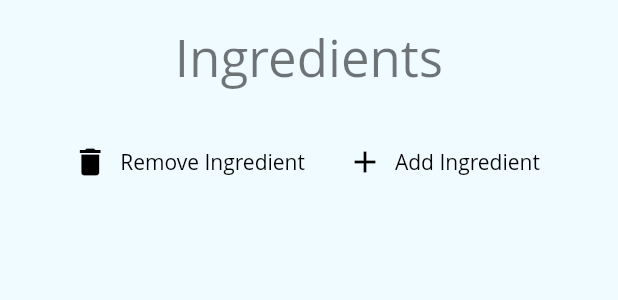
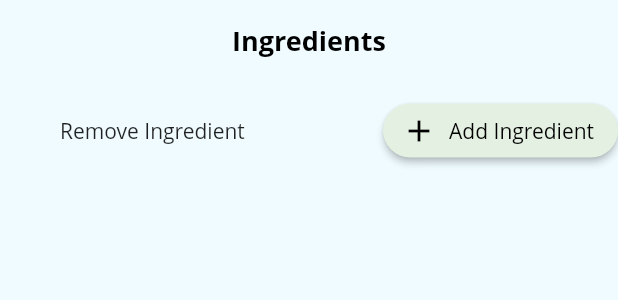
Before and after one commit to Archeane/Bartender, a Flutter app: the IngredientsInputList widget shown alone on an empty page, opened directly with empty values, on a phone screen of 412 x 824 dp. Shown: the top 300 px of the screen. Run offline on Flutter 3.47's test engine with Material 2 defaults, Android fonts, the phone set to English and light mode, and no system bars; our stand-ins replace carousel_slider, cloud_firestore, dropdown_search, firebase_auth, firebase_core, firebase_storage and 2 more; missing offline and left inert: fraction, grouped_buttons; accounts and stored records are empty; Roboto replaces fonts that are missing (Open Sans).

Commit message:
applied color and text style changes

```diff
--- a/lib/main.dart
+++ b/lib/main.dart
@@ -1,14 +1,10 @@
 import 'package:bartender/firebase_util.dart';
 import 'package:bartender/providers/auth.dart';
-import 'package:bartender/screens/auth_screen.dart';
-import 'package:bartender/screens/mybar_screen.dart';
 
 import 'package:flutter/material.dart';
 import 'package:flutter/cupertino.dart';
 import 'package:firebase_core/firebase_core.dart';
 
-import 'package:bartender/screens/collections_screen.dart';
-import 'package:bartender/screens/discover_screen.dart';
 import 'package:bartender/screens/community_cocktail_screen.dart';
 import 'package:provider/provider.dart';
 
@@ -72,32 +68,20 @@ const MaterialColor kPrimaryColor = const MaterialColor(
   // 0xFFF0F3F5,
   0xFFEFFBFF,
   const <int, Color>{
-    50: const Color(0xFF0E7AC7),
-    100: const Color(0xFF0E7AC7),
-    200: const Color(0xFF0E7AC7),
-    300: const Color(0xFF0E7AC7),
-    400: const Color(0xFF0E7AC7),
-    500: const Color(0xFF0E7AC7),
-    600: const Color(0xFF0E7AC7),
-    700: const Color(0xFF0E7AC7),
-    800: const Color(0xFF0E7AC7),
-    900: const Color(0xFF0E7AC7),
+    50: const Color(0xFFFAE7E4),
+    100: const Color(0xFFEAE4F1),
+    200: const Color(0xFFE4F0E1),
+    300: const Color(0xFFEFFBFF),
+    400: const Color(0xFFEFFBFF),
+    500: const Color(0xFFEFFBFF),
+    600: const Color(0xFFEFFBFF),
+    700: const Color(0xFFEFFBFF),
+    800: const Color(0xFFEFFBFF),
+    900: const Color(0xFFEFFBFF),
   },
 );
 
-
 class BartenderApp extends StatelessWidget {
-
-  TextTheme materialTextThemes = new TextTheme(
-
-    headline3: TextStyle(fontSize: 28, fontWeight: FontWeight.bold, color: Colors.black),
-    headline4: TextStyle(fontSize: 20, fontWeight: FontWeight.bold, color: Colors.black),
-    headline6: TextStyle(fontSize: 20, fontWeight: FontWeight.w500, color: Colors.black87),
-    subtitle1: TextStyle(fontSize: 16, color: Colors.black54),
-    subtitle2: TextStyle(fontSize: 16, fontWeight: FontWeight.bold, color: Colors.black54),
-    bodyText1: TextStyle(fontSize: 8, color: Colors.black54, fontWeight: FontWeight.w100),
-    overline: TextStyle(fontSize: 12, color: Colors.black45),
-  );
 
   @override
   Widget build(BuildContext context) {
@@ -120,7 +104,16 @@ class BartenderApp extends StatelessWidget {
             scaffoldBackgroundColor: kPrimaryColor,
 
             fontFamily: 'Open Sans',
-            primaryTextTheme: materialTextThemes,
+            textTheme: TextTheme(
+              headline3: TextStyle(fontSize: 28, fontWeight: FontWeight.bold, color: Colors.black),
+              headline4: TextStyle(fontSize: 24, fontWeight: FontWeight.bold, color: Colors.black),
+              headline5: TextStyle(fontSize: 20, fontWeight: FontWeight.bold, color: Colors.black),
+              headline6: TextStyle(fontSize: 18, fontWeight: FontWeight.bold, color: Colors.black),
+              subtitle1: TextStyle(fontSize: 16, color: Colors.black54),
+              subtitle2: TextStyle(fontSize: 16, fontWeight: FontWeight.bold, color: Colors.black54),
+              bodyText1: TextStyle(fontSize: 8, color: Colors.black54, fontWeight: FontWeight.w100),
+              overline: TextStyle(fontSize: 12, color: Colors.black45),
+            ),
 
             appBarTheme: AppBarTheme(
               textTheme: ThemeData.light().textTheme.copyWith(
@@ -137,11 +130,11 @@ class BartenderApp extends StatelessWidget {
               ),
               elevation: 0,
             ),
-            buttonTheme: ButtonTheme.of(context).copyWith(
-              buttonColor: Colors.pink,
+            buttonTheme: ButtonThemeData(
+              buttonColor: kPrimaryColor[100],
               textTheme: ButtonTextTheme.primary,
               shape: RoundedRectangleBorder(
-                borderRadius: BorderRadius.circular(20),
+                borderRadius: BorderRadius.circular(30),
               ),
             ),
           ),
--- a/lib/screens/cocktail_detail_screen.dart
+++ b/lib/screens/cocktail_detail_screen.dart
@@ -17,9 +17,8 @@ class CocktailDetailScreen extends StatelessWidget {
   @override
   Widget build(BuildContext context) {
     final textThemes = Theme.of(context).textTheme;
-    Widget customizeReceipeButton = CupertinoButton(
-        padding: EdgeInsets.symmetric(vertical: 5, horizontal: 15),
-        color: Colors.pink,
+    Widget customizeReceipeButton = RaisedButton(
+        // padding: EdgeInsets.symmetric(vertical: 5, horizontal: 15),
         child: const Text("Customize Receipe"),
         onPressed: () => Navigator.of(context).push(
             MaterialPageRoute(
--- a/lib/screens/community_cocktail_screen.dart
+++ b/lib/screens/community_cocktail_screen.dart
@@ -108,8 +108,10 @@ class _CommunityCocktailScreenState extends State<CommunityCocktailScreen> {
               width: 200.0,
               child: FittedBox(
                 child: FloatingActionButton.extended(
+                  elevation: 4,
+                    backgroundColor: Color(0xFFFAE7E4),
                     icon: Icon(Icons.add),
-                    label: const Text("Custom Receipe"),
+                    label: const Text("Create a Receipe"),
                     onPressed: () => Navigator.of(context).push(
                       MaterialPageRoute(builder: (_) {
                         return CustomizeCocktailScreen(null);
@@ -124,6 +126,8 @@ class _CommunityCocktailScreenState extends State<CommunityCocktailScreen> {
             child: Container(
               width: 200.0,
                 child: FloatingActionButton.extended(
+                  elevation: 4,
+                  backgroundColor: Color(0xFFEAE4F1),
                   icon: Icon(Icons.home),
                   label: const Text("Your Bar"),
                   onPressed: () => Navigator.of(context).push(
--- a/lib/screens/mybar_cocktails_screen.dart
+++ b/lib/screens/mybar_cocktails_screen.dart
@@ -62,7 +62,7 @@ class _MyBarCocktailScreenState extends State<MyBarCocktailScreen> {
     Auth authProvider = Provider.of<Auth>(context);
     final cocktails = _getCocktails(authProvider);
     double height = MediaQuery.of(context).size.height;
-
+    final textThemes = Theme.of(context).textTheme;
 
     return Scaffold(
       appBar: AppBar(title: const Text("Availble cocktails")),
@@ -73,7 +73,7 @@ class _MyBarCocktailScreenState extends State<MyBarCocktailScreen> {
                 child: MyBarCocktailGroup(cocktails: cocktails, enlargeCenter: true)
               ),
               Divider(height: 20,),
-              const Text("Recommended Ingredients"),
+              Text("Recommended Ingredients", style: textThemes.headline6,),
               Container(
                 child: ListView.builder(
                   itemCount: missing1Ing.length,
@@ -82,7 +82,7 @@ class _MyBarCocktailScreenState extends State<MyBarCocktailScreen> {
                     return ListTile(
                       title: Text(ing.name, style: TextStyle(color: Colors.black, fontSize: 16)),
                       subtitle: Text("${missing1Ing[ing].length.toString()} drinks", style: TextStyle(color: Colors.black54, fontSize: 14)),
-                      trailing: ElevatedButton.icon(
+                      trailing: RaisedButton.icon(
                         label: const Text("Shopping List", style: TextStyle(fontSize: 12)),
                         icon: Icon(Icons.add, size: 18),
                         onPressed: (){
--- a/lib/screens/shopping_list_add_ingredient.dart
+++ b/lib/screens/shopping_list_add_ingredient.dart
@@ -46,7 +46,7 @@ class _ShoppingListAddIngredientScreenState extends State<ShoppingListAddIngredi
         // title: const Text("Add to Shopping List"),
         actions: [
           TextButton(
-            child: const Text("Done", style: TextStyle(color: Colors.white),),
+            child: const Text("Done", style: TextStyle(color: Colors.black87)),
             onPressed: () async {
               await provider.updateShoppingList(newList);
               Navigator.of(context).pop();
--- a/lib/widgets/auth/user_image_picker.dart
+++ b/lib/widgets/auth/user_image_picker.dart
@@ -37,11 +37,10 @@ class _UserImagePickerState extends State<UserImagePicker> {
           backgroundImage:
               _pickedImage != null ? FileImage(_pickedImage) : null,
         ),
-        FlatButton.icon(
-          textColor: Theme.of(context).primaryColor,
+        TextButton.icon(
           onPressed: _pickImage,
           icon: Icon(Icons.image),
-          label: Text('Add Image'),
+          label: Text('Add Image', style: TextStyle(color: Colors.black87)),
         ),
       ],
     );
--- a/lib/widgets/customzie_cocktail_screen/ingredients_input_list.dart
+++ b/lib/widgets/customzie_cocktail_screen/ingredients_input_list.dart
@@ -27,7 +27,7 @@ class IngredientsInputList extends StatelessWidget {
         Container(
           margin: const EdgeInsets.symmetric(vertical: 15),
           child:
-              Text("Ingredients", style: textThemes.headline4)),
+              Text("Ingredients", style: textThemes.headline6)),
         Container(
           height: 50.0 * _ingredientsList.length,
           margin: const EdgeInsets.symmetric(vertical: 4),
@@ -107,14 +107,15 @@ class IngredientsInputList extends StatelessWidget {
           )
         ),
         Row(
-          mainAxisAlignment: MainAxisAlignment.center,
+          mainAxisAlignment: MainAxisAlignment.spaceBetween,
           children: [
-            FlatButton.icon(
+            TextButton.icon(
               icon: Icon(Icons.delete),
-              label: Text("Remove Ingredient"),
+              label: Text("Remove Ingredient", style: TextStyle(color: Colors.black87)),
               onPressed: _deleteIngredient,
             ),
-            FlatButton.icon(
+            RaisedButton.icon(
+              color: Color(0xFFE4F0E1),
               icon: Icon(Icons.add),
               label: Text("Add Ingredient"),
               onPressed: _addIngredient,
--- a/lib/widgets/favorite_cocktail.dart
+++ b/lib/widgets/favorite_cocktail.dart
@@ -36,7 +36,7 @@ class FavoriteCocktailButton extends StatelessWidget {
                 content: const Text('Please login to add to favorites'),
                 actions: <Widget>[
                   TextButton(
-                    child: const Text('OK', style: TextStyle(color: Colors.black87),),
+                    child: const Text('OK', style: TextStyle(color: Colors.black87)),
                     onPressed: () {
                       Navigator.of(context, rootNavigator: true).pop();
                     },
--- a/lib/widgets/mybar_ingredients_listview.dart
+++ b/lib/widgets/mybar_ingredients_listview.dart
@@ -131,7 +131,7 @@ class _MyBarIngredientsListViewState extends State<MyBarIngredientsListView> {
                   ),
                 ),
               ),
-          ElevatedButton(
+          RaisedButton(
             child: Container(
               width: 200,
               child: Row(children:[
```
Also changed, not shown: lib/screens/customize_cocktail_screen.dart (+5 -3 lines), lib/widgets/customzie_cocktail_screen/prepstep_input_list.dart (+6 -5 lines), lib/widgets/customzie_cocktail_screen/receipe_image_picker.dart (+11 -7 lines), lib/widgets/filter_form.dart (+19 -19 lines).
